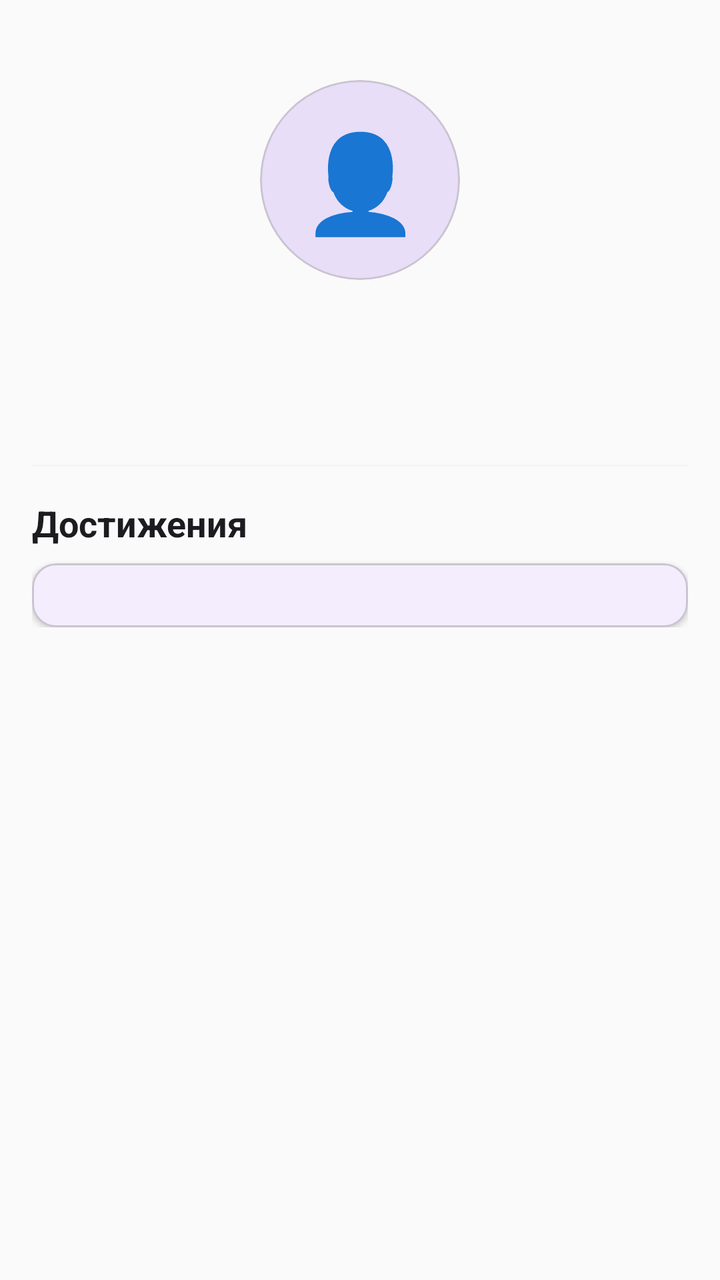
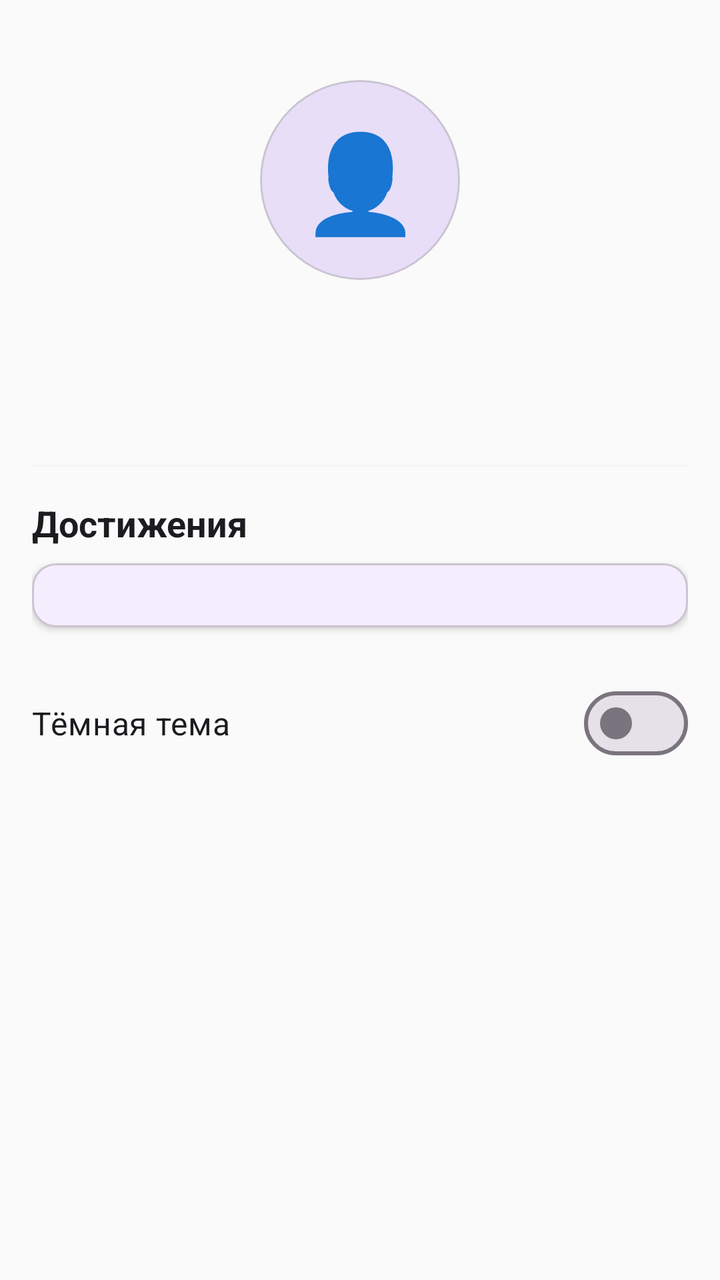

The first picture is an Android layout as it rendered before a commit; the second is the same layout after the commit. The layout source and the unified diff follow.
<!-- AndroidManifest.xml: application theme Theme.MyApplication -->
<!-- res/layout/fragment_profile.xml -->
<?xml version="1.0" encoding="utf-8"?>
<ScrollView
    xmlns:android="http://schemas.android.com/apk/res/android"
    xmlns:app="http://schemas.android.com/apk/res-auto"
    android:layout_width="match_parent"
    android:layout_height="match_parent"
    android:background="@color/background">

    <androidx.constraintlayout.widget.ConstraintLayout
        android:layout_width="match_parent"
        android:layout_height="wrap_content"
        android:padding="@dimen/screen_padding">

        
        <com.google.android.material.card.MaterialCardView
            android:id="@+id/card_avatar"
            android:layout_width="@dimen/avatar_size"
            android:layout_height="@dimen/avatar_size"
            android:layout_marginTop="@dimen/spacing_xl"
            app:cardCornerRadius="50dp"
            app:cardBackgroundColor="@color/primary_container"
            app:layout_constraintTop_toTopOf="parent"
            app:layout_constraintStart_toStartOf="parent"
            app:layout_constraintEnd_toEndOf="parent">

            <TextView
                android:layout_width="match_parent"
                android:layout_height="match_parent"
                android:gravity="center"
                android:text="👤"
                android:textSize="@dimen/avatar_emoji_size"
                android:contentDescription="@string/profile_avatar_desc" />
        </com.google.android.material.card.MaterialCardView>

        <TextView
            android:id="@+id/tv_profile_name"
            style="@style/TextStyle.ScreenTitle"
            android:layout_width="wrap_content"
            android:layout_height="wrap_content"
            android:layout_marginTop="@dimen/spacing_lg"
            app:layout_constraintTop_toBottomOf="@id/card_avatar"
            app:layout_constraintStart_toStartOf="parent"
            app:layout_constraintEnd_toEndOf="parent" />

        <TextView
            android:id="@+id/tv_profile_since"
            style="@style/TextStyle.Caption"
            android:layout_width="wrap_content"
            android:layout_height="wrap_content"
            android:layout_marginTop="@dimen/spacing_xs"
            app:layout_constraintTop_toBottomOf="@id/tv_profile_name"
            app:layout_constraintStart_toStartOf="parent"
            app:layout_constraintEnd_toEndOf="parent" />

        <View
            android:id="@+id/divider_profile"
            android:layout_width="0dp"
            android:layout_height="1dp"
            android:background="@color/surface_variant"
            android:layout_marginTop="@dimen/spacing_lg"
            app:layout_constraintTop_toBottomOf="@id/tv_profile_since"
            app:layout_constraintStart_toStartOf="parent"
            app:layout_constraintEnd_toEndOf="parent" />

        <TextView
            android:id="@+id/tv_achievements_label"
            style="@style/TextStyle.SectionTitle"
            android:layout_width="0dp"
            android:layout_height="wrap_content"
            android:text="@string/profile_achievements"
            android:layout_marginTop="@dimen/spacing_lg"
            app:layout_constraintTop_toBottomOf="@id/divider_profile"
            app:layout_constraintStart_toStartOf="parent"
            app:layout_constraintEnd_toEndOf="parent" />

        
        <com.google.android.material.card.MaterialCardView
            android:id="@+id/card_stats"
            style="@style/CardStyle"
            android:layout_width="0dp"
            android:layout_height="wrap_content"
            android:layout_marginTop="@dimen/spacing_sm"
            app:layout_constraintTop_toBottomOf="@id/tv_achievements_label"
            app:layout_constraintStart_toStartOf="parent"
            app:layout_constraintEnd_toEndOf="parent"
            app:layout_constraintBottom_toBottomOf="parent">

            <LinearLayout
                android:id="@+id/ll_stats_container"
                android:layout_width="match_parent"
                android:layout_height="wrap_content"
                android:orientation="vertical" />

        </com.google.android.material.card.MaterialCardView>

    </androidx.constraintlayout.widget.ConstraintLayout>
</ScrollView>
<!-- resources referenced by this layout -->
<resources>
  <color name="background">#FFFAFAFA</color>
  <color name="primary_container">#FFE8DEF8</color>
  <color name="surface_variant">#FFF5F5F5</color>
  <dimen name="avatar_emoji_size">48sp</dimen>
  <dimen name="avatar_size">100dp</dimen>
  <dimen name="screen_padding">16dp</dimen>
  <dimen name="spacing_lg">16dp</dimen>
  <dimen name="spacing_sm">8dp</dimen>
  <dimen name="spacing_xl">24dp</dimen>
  <dimen name="spacing_xs">4dp</dimen>
  <string name="profile_achievements">Достижения</string>
  <string name="profile_avatar_desc">Аватар пользователя</string>
  <style name="CardStyle">
          <item name="cardCornerRadius">@dimen/card_corner_radius</item>
          <item name="cardElevation">@dimen/card_elevation</item>
          <item name="contentPadding">@dimen/card_padding</item>
      </style>
  <style name="TextStyle.Caption">
          <item name="android:textSize">@dimen/text_body_small</item>
          <item name="android:textColor">@color/on_surface_variant</item>
      </style>
  <style name="TextStyle.ScreenTitle">
          <item name="android:textSize">@dimen/text_title</item>
          <item name="android:textStyle">bold</item>
          <item name="android:textColor">@color/on_background</item>
      </style>
  <style name="TextStyle.SectionTitle">
          <item name="android:textSize">@dimen/text_subheading</item>
          <item name="android:textStyle">bold</item>
          <item name="android:textColor">@color/on_background</item>
      </style>
  <style name="Theme.MyApplication" parent="Theme.Material3.DayNight.NoActionBar">
          <item name="colorPrimary">@color/primary</item>
          <item name="colorPrimaryVariant">@color/primary_variant</item>
          <item name="colorOnPrimary">@color/on_primary</item>
          <item name="colorSecondary">@color/secondary</item>
          <item name="colorSecondaryVariant">@color/secondary_variant</item>
          <item name="colorOnSecondary">@color/on_secondary</item>
          <item name="colorError">@color/error</item>
          <item name="colorOnError">@color/on_error</item>
          <item name="android:colorBackground">@color/background</item>
          <item name="colorSurface">@color/surface</item>
          <item name="colorOnSurface">@color/on_surface</item>
      </style>
  <dimen name="card_corner_radius">12dp</dimen>
  <dimen name="card_elevation">2dp</dimen>
  <dimen name="card_padding">16dp</dimen>
  <dimen name="text_body_small">14sp</dimen>
  <color name="on_surface_variant">#FF49454F</color>
  <dimen name="text_title">28sp</dimen>
  <color name="on_background">#FF1C1B1F</color>
  <dimen name="text_subheading">18sp</dimen>
  <color name="primary">#FF6200EE</color>
  <color name="primary_variant">#FF3700B3</color>
  <color name="on_primary">#FFFFFFFF</color>
  <color name="secondary">#FF03DAC6</color>
  <color name="secondary_variant">#FF018786</color>
  <color name="on_secondary">#FF000000</color>
  <color name="error">#FFB3261E</color>
  <color name="on_error">#FFFFFFFF</color>
  <color name="surface">#FFFFFFFF</color>
  <color name="on_surface">#FF1C1B1F</color>
</resources>

<!-- the commit's change to res/layout/fragment_profile.xml (unified diff, before → after) -->
@@ -82,8 +82,7 @@
             android:layout_marginTop="@dimen/spacing_sm"
             app:layout_constraintTop_toBottomOf="@id/tv_achievements_label"
             app:layout_constraintStart_toStartOf="parent"
-            app:layout_constraintEnd_toEndOf="parent"
-            app:layout_constraintBottom_toBottomOf="parent">
+            app:layout_constraintEnd_toEndOf="parent">
 
             <LinearLayout
                 android:id="@+id/ll_stats_container"
@@ -93,5 +92,18 @@
 
         </com.google.android.material.card.MaterialCardView>
 
+        
+        <com.google.android.material.materialswitch.MaterialSwitch
+            android:id="@+id/switch_dark_theme"
+            android:layout_width="0dp"
+            android:layout_height="wrap_content"
+            android:text="@string/profile_dark_theme"
+            android:layout_marginTop="@dimen/spacing_xl"
+            style="@style/TextStyle.Body"
+            app:layout_constraintTop_toBottomOf="@id/card_stats"
+            app:layout_constraintStart_toStartOf="parent"
+            app:layout_constraintEnd_toEndOf="parent"
+            app:layout_constraintBottom_toBottomOf="parent" />
+
     </androidx.constraintlayout.widget.ConstraintLayout>
 </ScrollView>
<!-- resource entries referenced after the edit -->
@@ -12,10 +12,15 @@
   <dimen name="spacing_xs">4dp</dimen>
   <string name="profile_achievements">Достижения</string>
   <string name="profile_avatar_desc">Аватар пользователя</string>
+  <string name="profile_dark_theme">Тёмная тема</string>
   <style name="CardStyle">
           <item name="cardCornerRadius">@dimen/card_corner_radius</item>
           <item name="cardElevation">@dimen/card_elevation</item>
           <item name="contentPadding">@dimen/card_padding</item>
+      </style>
+  <style name="TextStyle.Body">
+          <item name="android:textSize">@dimen/text_body</item>
+          <item name="android:textColor">@color/on_surface</item>
       </style>
   <style name="TextStyle.Caption">
           <item name="android:textSize">@dimen/text_body_small</item>
@@ -47,6 +52,7 @@
   <dimen name="card_corner_radius">12dp</dimen>
   <dimen name="card_elevation">2dp</dimen>
   <dimen name="card_padding">16dp</dimen>
+  <dimen name="text_body">16sp</dimen>
   <dimen name="text_body_small">14sp</dimen>
   <color name="on_surface_variant">#FF49454F</color>
   <dimen name="text_title">28sp</dimen>
